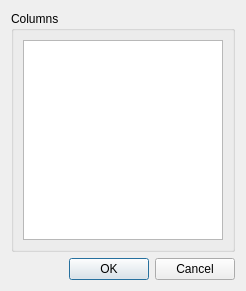
This is DownloadManager_ui/src/ui/columnsConfig.ui in btaczala/my-thesis as Qt 5 draws it before an edit. The edited form follows.
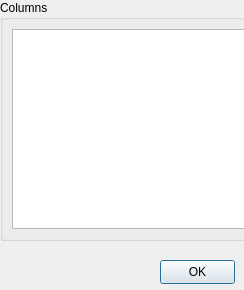
This is the edited form.

Commit message: Changed the way how columns are configured

```diff
--- a/DownloadManager_ui/src/ui/columnsConfig.ui
+++ b/DownloadManager_ui/src/ui/columnsConfig.ui
@@ -18,8 +18,20 @@
   <property name="windowTitle" >
    <string>Columns Configuration</string>
   </property>
-  <layout class="QGridLayout" name="gridLayout" >
-   <item row="0" column="0" >
+  <widget class="QPushButton" name="okButton" >
+   <property name="geometry" >
+    <rect>
+     <x>160</x>
+     <y>260</y>
+     <width>75</width>
+     <height>24</height>
+    </rect>
+   </property>
+   <property name="text" >
+    <string>OK</string>
+   </property>
+  </widget>
+  <widget class="QWidget" name="" >
     <layout class="QVBoxLayout" name="verticalLayout" >
      <item>
       <widget class="QGroupBox" name="groupBox" >
@@ -45,18 +57,7 @@
       </widget>
      </item>
     </layout>
-   </item>
-   <item row="1" column="0" >
-    <widget class="QDialogButtonBox" name="buttonBox" >
-     <property name="orientation" >
-      <enum>Qt::Horizontal</enum>
-     </property>
-     <property name="standardButtons" >
-      <set>QDialogButtonBox::Cancel|QDialogButtonBox::Ok</set>
-     </property>
-    </widget>
-   </item>
-  </layout>
+  </widget>
  </widget>
  <resources/>
  <connections>
```
Left out of the diff: 28 changed lines with no effect on the pictures. Lines whose indentation alone changed are shown as unchanged. The commit also changes 4 other files.
